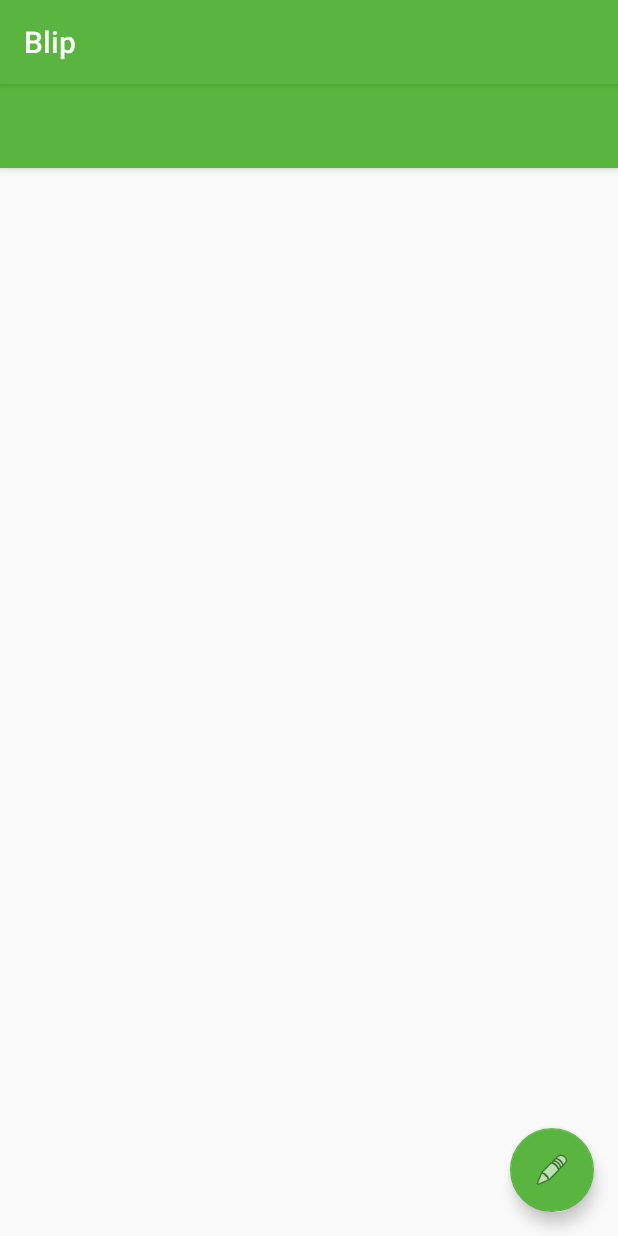
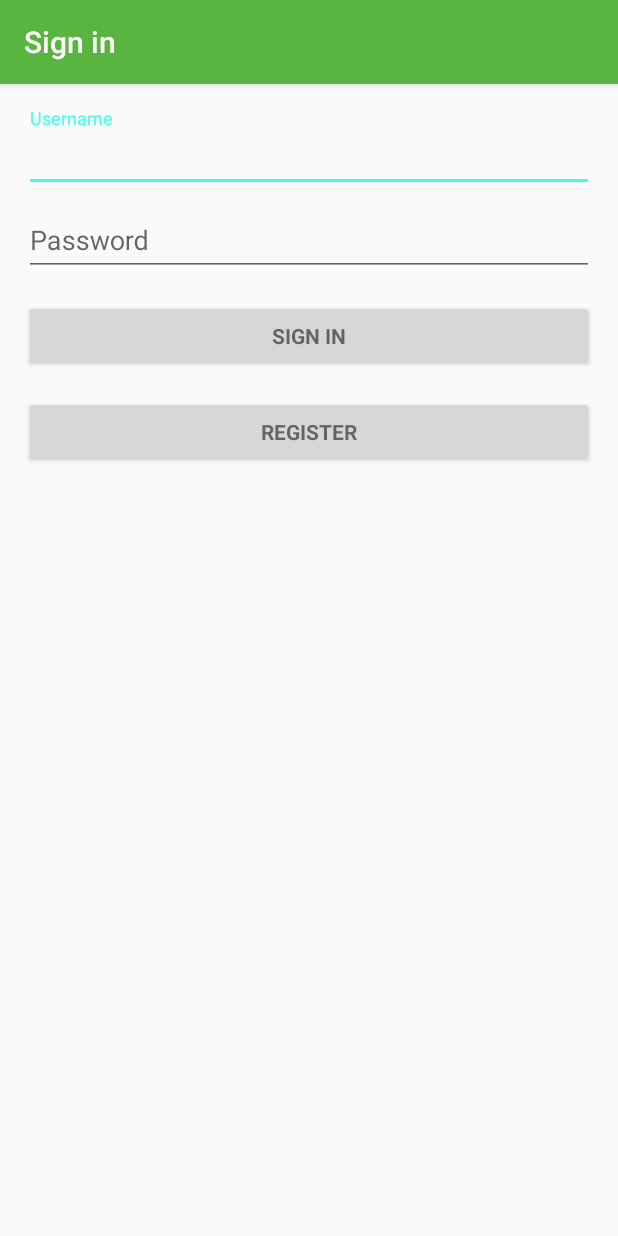
Before and after one commit to App-athy/Blip, an Android app: the screen it shows after launch (MainActivity before the commit, LoginActivity after it), on a phone screen of 412 x 824 dp. Run offline under Robolectric (Android 15) with nearby library versions, the phone set to English and light mode, and no system bars; our stand-ins replace Dagger/Hilt's generated code; libraries missing offline, so code that uses them is left out: com.google.maps.android, com.parse, com.parse.interceptors, rx.android.schedulers, rx.schedulers and 1 more; 5 statements that could not run were skipped.

Commit message:
Enable user registration and login

```diff
--- a/app/src/main/java/com/codepath/blip/AppComponent.java
+++ b/app/src/main/java/com/codepath/blip/AppComponent.java
@@ -15,4 +15,5 @@ import dagger.Component;
 @Component(modules = {BackendModule.class})
 public interface AppComponent {
     void inject(MainActivity activity);
+    void inject(LoginActivity activity);
 }
--- /dev/null
+++ b/app/src/main/java/com/codepath/blip/LoginActivity.java
@@ -0,0 +1,247 @@
+package com.codepath.blip;
+
+import android.animation.Animator;
+import android.animation.AnimatorListenerAdapter;
+import android.annotation.TargetApi;
+import android.os.Build;
+import android.os.Bundle;
+import android.support.v7.app.AppCompatActivity;
+import android.text.TextUtils;
+import android.view.KeyEvent;
+import android.view.View;
+import android.view.View.OnClickListener;
+import android.view.inputmethod.EditorInfo;
+import android.widget.AutoCompleteTextView;
+import android.widget.Button;
+import android.widget.EditText;
+import android.widget.TextView;
+import android.widget.Toast;
+
+import com.codepath.blip.clients.BackendClient;
+import com.parse.ParseUser;
+
+import javax.inject.Inject;
+
+import rx.Subscriber;
+import rx.Subscription;
+
+/**
+ * A login screen that offers login via email/password.
+ */
+public class LoginActivity extends AppCompatActivity {
+    @Inject BackendClient mBackendClient;
+
+    /**
+     * Keep track of the login task to ensure we can cancel it if requested.
+     */
+    private Subscription mSubscription = null;
+
+    // UI references.
+    private AutoCompleteTextView mUsernameView;
+    private EditText mPasswordView;
+    private View mProgressView;
+    private View mLoginFormView;
+
+    @Override
+    protected void onCreate(Bundle savedInstanceState) {
+        super.onCreate(savedInstanceState);
+        ((BlipApplication) getApplication()).getAppComponent().inject(this);
+        setContentView(R.layout.activity_login);
+        // Set up the login form.
+        mUsernameView = (AutoCompleteTextView) findViewById(R.id.username);
+
+        mPasswordView = (EditText) findViewById(R.id.password);
+        mPasswordView.setOnEditorActionListener(new TextView.OnEditorActionListener() {
+            @Override
+            public boolean onEditorAction(TextView textView, int id, KeyEvent keyEvent) {
+                if (id == R.id.login || id == EditorInfo.IME_NULL) {
+                    attemptLogin();
+                    return true;
+                }
+                return false;
+            }
+        });
+
+        Button mSignInButton = (Button) findViewById(R.id.sign_in_button);
+        mSignInButton.setOnClickListener(new OnClickListener() {
+            @Override
+            public void onClick(View view) {
+                attemptLogin();
+            }
+        });
+
+        Button mRegisterButton = (Button) findViewById(R.id.register_button);
+        mRegisterButton.setOnClickListener(new OnClickListener() {
+            @Override
+            public void onClick(View view) {
+                attemptRegister();
+            }
+        });
+
+        mLoginFormView = findViewById(R.id.login_form);
+        mProgressView = findViewById(R.id.login_progress);
+    }
+
+    /**
+     * Attempts to sign in the account specified by the login form.
+     * If there are form errors (invalid email, missing fields, etc.), the
+     * errors are presented and no actual login attempt is made.
+     */
+    private void attemptLogin() {
+        if (mSubscription != null && !mSubscription.isUnsubscribed()) {
+            return;
+        }
+
+        boolean hasError = validateFields();
+
+        if (!hasError) {
+            String username = mUsernameView.getText().toString();
+            String password = mPasswordView.getText().toString();
+            // Show a progress spinner, and kick off a background task to
+            // perform the user login attempt.
+            showProgress(true);
+            mBackendClient.logInUser(username, password).subscribe(new Subscriber<ParseUser>() {
+                @Override
+                public void onCompleted() {
+                    // Nothing
+                }
+
+                @Override
+                public void onError(Throwable e) {
+                    showProgress(false);
+                    Toast.makeText(LoginActivity.this, e.getMessage(), Toast.LENGTH_LONG).show();
+                }
+
+                @Override
+                public void onNext(ParseUser parseUser) {
+                    showProgress(false);
+                    setResult(RESULT_OK);
+                    finish();
+                }
+            });
+        }
+    }
+
+    /**
+     * Attempts to register the account specified by the login form.
+     * If there are form errors (invalid email, missing fields, etc.), the
+     * errors are presented and no actual login attempt is made.
+     */
+    private void attemptRegister() {
+        if (mSubscription != null && !mSubscription.isUnsubscribed()) {
+            return;
+        }
+
+        boolean hasError = validateFields();
+
+        if (!hasError) {
+            String username = mUsernameView.getText().toString();
+            String password = mPasswordView.getText().toString();
+            // Show a progress spinner, and kick off a background task to
+            // perform the user login attempt.
+            showProgress(true);
+            mBackendClient.registerNewUser(username, password).subscribe(new Subscriber<ParseUser>() {
+                @Override
+                public void onCompleted() {
+                    // Nothing
+                }
+
+                @Override
+                public void onError(Throwable e) {
+                    showProgress(false);
+                    Toast.makeText(LoginActivity.this, e.getMessage(), Toast.LENGTH_LONG).show();
+                }
+
+                @Override
+                public void onNext(ParseUser parseUser) {
+                    showProgress(false);
+                    setResult(RESULT_OK);
+                    finish();
+                }
+            });
+        }
+    }
+
+    private boolean validateFields() {
+        // Reset errors.
+        mUsernameView.setError(null);
+        mPasswordView.setError(null);
+
+        // Store values at the time of the login attempt.
+        String username = mUsernameView.getText().toString();
+        String password = mPasswordView.getText().toString();
+
+        boolean hasError = false;
+        View focusView = null;
+
+        // Check for a valid password, if the user entered one.
+        if (!TextUtils.isEmpty(password) && !isPasswordValid(password)) {
+            mPasswordView.setError(getString(R.string.error_invalid_password));
+            focusView = mPasswordView;
+            hasError = true;
+        }
+
+        // Check for a valid username.
+        if (TextUtils.isEmpty(username)) {
+            mUsernameView.setError(getString(R.string.error_field_required));
+            focusView = mUsernameView;
+            hasError = true;
+        } else if (!isUsernameValid(username)) {
+            mUsernameView.setError(getString(R.string.error_invalid_email));
+            focusView = mUsernameView;
+            hasError = true;
+        }
+
+        if (hasError) {
+            focusView.requestFocus();
+        }
+
+        return hasError;
+    }
+
+    private boolean isUsernameValid(String username) {
+        return username.length() > 4;
+    }
+
+    private boolean isPasswordValid(String password) {
+        //TODO: Replace this with your own logic
+        return password.length() > 4;
+    }
+
+    /**
+     * Shows the progress UI and hides the login form.
+     */
+    @TargetApi(Build.VERSION_CODES.HONEYCOMB_MR2)
+    private void showProgress(final boolean show) {
+        // On Honeycomb MR2 we have the ViewPropertyAnimator APIs, which allow
+        // for very easy animations. If available, use these APIs to fade-in
+        // the progress spinner.
+        if (Build.VERSION.SDK_INT >= Build.VERSION_CODES.HONEYCOMB_MR2) {
+            int shortAnimTime = getResources().getInteger(android.R.integer.config_shortAnimTime);
+
+            mLoginFormView.setVisibility(show ? View.GONE : View.VISIBLE);
+            mLoginFormView.animate().setDuration(shortAnimTime).alpha(
+                    show ? 0 : 1).setListener(new AnimatorListenerAdapter() {
+                @Override
+                public void onAnimationEnd(Animator animation) {
+                    mLoginFormView.setVisibility(show ? View.GONE : View.VISIBLE);
+                }
+            });
+
+            mProgressView.setVisibility(show ? View.VISIBLE : View.GONE);
+            mProgressView.animate().setDuration(shortAnimTime).alpha(
+                    show ? 1 : 0).setListener(new AnimatorListenerAdapter() {
+                @Override
+                public void onAnimationEnd(Animator animation) {
+                    mProgressView.setVisibility(show ? View.VISIBLE : View.GONE);
+                }
+            });
+        } else {
+            // The ViewPropertyAnimator APIs are not available, so simply show
+            // and hide the relevant UI components.
+            mProgressView.setVisibility(show ? View.VISIBLE : View.GONE);
+            mLoginFormView.setVisibility(show ? View.GONE : View.VISIBLE);
+        }
+    }
+
+}
--- a/app/src/main/java/com/codepath/blip/MainActivity.java
+++ b/app/src/main/java/com/codepath/blip/MainActivity.java
@@ -51,6 +51,7 @@ public class MainActivity extends AppCompatActivity implements
     @Inject BackendClient mBackendClient;
 
     private static final int MY_LOCATION_REQUEST_CODE = 101;
+    private static final int LOGIN_REQUEST_CODE = 102;
     private static final double BOUNDS_EPSILON = 0.0025;
 
     private ClusterManager<Blip> mClusterManager;
@@ -73,10 +74,31 @@ public class MainActivity extends AppCompatActivity implements
         ((BlipApplication) getApplication()).getAppComponent().inject(this);
         setContentView(R.layout.activity_main);
 
+        if (!mBackendClient.isUserLoggedIn()) {
+            launchLoginActivity();
+        } else {
+            initializeApplication();
+        }
+    }
+
+    /**
+     * Calls methods required to start the Blips application. Designed to be called from onCreate if user is already
+     * logged in, or onActivityResult after the user logs in or registers through the log-in activity.
+     */
+    private void initializeApplication() {
         configureMap();
         subscribeToBlips();
         updateBlips();
         createFloatingActionButton();
+    }
+
+    /**
+     * Launches activity to request user login or registration. Will not allow user to see the rest of the app unless
+     * logged in. onActivityResult will loop repeatedly into this activity if login is not successful.
+     */
+    private void launchLoginActivity() {
+        Intent i = new Intent(MainActivity.this, LoginActivity.class);
+        startActivityForResult(i, LOGIN_REQUEST_CODE);
     }
 
     /**
@@ -310,6 +332,21 @@ public class MainActivity extends AppCompatActivity implements
     }
 
     @Override
+    protected void onActivityResult(int requestCode, int resultCode, Intent data) {
+        super.onActivityResult(requestCode, resultCode, data);
+        if (requestCode == LOGIN_REQUEST_CODE) {
+            if (resultCode == RESULT_OK) {
+                initializeApplication();
+            } else {
+                // Force user to login by repeatedly launching the activity until it returns successfully.
+                // Ideally, we'd have some sort of home page or other intermediate screen to send them to rather than
+                // just popping the same activity up again and again.
+                launchLoginActivity();
+            }
+        }
+    }
+
+    @Override
     protected void onStop() {
         super.onStop();
         if (mNearbyBlips != null) {
--- a/app/src/main/java/com/codepath/blip/clients/BackendClient.java
+++ b/app/src/main/java/com/codepath/blip/clients/BackendClient.java
@@ -60,20 +60,18 @@ public class BackendClient {
     }
 
     /**
-     * Sign up a new user. Requires a UNIQUE email and username. Caches sign-in to disk.
+     * Sign up a new user. Requires a UNIQUE username. Caches sign-in to disk.
      * Will throw a ParseException if either username or email is already taken.
      * Be prepared to catch this in your subscriber and respond accordingly.
      * Note that this a cold observable and won't execute unless you subscribe to it.
      * @param username A unique string for a publicly visibly username.
      * @param password A password - the Parse SDK will hash this before sending it off.
-     * @param email A unique email.
      * @return An observable that will either return the newly registered user, or throw a ParseException if unable to register the user.
      */
-    public rx.Observable<ParseUser> registerNewUser(String username, String password, String email) {
+    public rx.Observable<ParseUser> registerNewUser(String username, String password) {
         final ParseUser user = new ParseUser();
         user.setUsername(username);
         user.setPassword(password);
-        user.setEmail(email);
         return rx.Observable.create(new Observable.OnSubscribe<ParseUser>() {
             @Override
             public void call(Subscriber<? super ParseUser> subscriber) {
--- /dev/null
+++ b/app/src/main/res/layout/activity_login.xml
@@ -0,0 +1,86 @@
+<LinearLayout xmlns:android="http://schemas.android.com/apk/res/android"
+              xmlns:tools="http://schemas.android.com/tools"
+              android:layout_width="match_parent"
+              android:layout_height="match_parent"
+              android:gravity="center_horizontal"
+              android:orientation="vertical"
+              android:paddingBottom="@dimen/activity_vertical_margin"
+              android:paddingLeft="@dimen/activity_horizontal_margin"
+              android:paddingRight="@dimen/activity_horizontal_margin"
+              android:paddingTop="@dimen/activity_vertical_margin"
+              tools:context="com.codepath.blip.LoginActivity">
+
+    <!-- Login progress -->
+    <ProgressBar
+        android:id="@+id/login_progress"
+        style="?android:attr/progressBarStyleLarge"
+        android:layout_width="wrap_content"
+        android:layout_height="wrap_content"
+        android:layout_marginBottom="8dp"
+        android:visibility="gone"/>
+
+    <ScrollView
+        android:id="@+id/login_form"
+        android:layout_width="match_parent"
+        android:layout_height="match_parent">
+
+        <LinearLayout
+            android:id="@+id/user_login_form"
+            android:layout_width="match_parent"
+            android:layout_height="wrap_content"
+            android:orientation="vertical">
+
+            <android.support.design.widget.TextInputLayout
+                android:layout_width="match_parent"
+                android:layout_height="wrap_content">
+
+                <AutoCompleteTextView
+                    android:id="@+id/username"
+                    android:layout_width="match_parent"
+                    android:layout_height="wrap_content"
+                    android:hint="@string/prompt_usenrame"
+                    android:inputType="textEmailAddress"
+                    android:maxLines="1"
+                    android:singleLine="true"/>
+
+            </android.support.design.widget.TextInputLayout>
+
+            <android.support.design.widget.TextInputLayout
+                android:layout_width="match_parent"
+                android:layout_height="wrap_content">
+
+                <EditText
+                    android:id="@+id/password"
+                    android:layout_width="match_parent"
+                    android:layout_height="wrap_content"
+                    android:hint="@string/prompt_password"
+                    android:imeActionId="@+id/login"
+                    android:imeActionLabel="@string/action_sign_in_short"
+                    android:imeOptions="actionUnspecified"
+                    android:inputType="textPassword"
+                    android:maxLines="1"
+                    android:singleLine="true"/>
+
+            </android.support.design.widget.TextInputLayout>
+
+            <Button
+                android:id="@+id/sign_in_button"
+                style="?android:textAppearanceSmall"
+                android:layout_width="match_parent"
+                android:layout_height="wrap_content"
+                android:layout_marginTop="16dp"
+                android:text="@string/action_sign_in"
+                android:textStyle="bold"/>
+
+            <Button
+                android:id="@+id/register_button"
+                style="?android:textAppearanceSmall"
+                android:layout_width="match_parent"
+                android:layout_height="wrap_content"
+                android:layout_marginTop="16dp"
+                android:text="@string/action_register"
+                android:textStyle="bold"/>
+
+        </LinearLayout>
+    </ScrollView>
+</LinearLayout>
--- a/app/src/main/res/values/strings.xml
+++ b/app/src/main/res/values/strings.xml
@@ -1,3 +1,16 @@
 <resources>
     <string name="app_name">Blip</string>
+    <string name="title_activity_login">Sign in</string>
+
+    <!-- Strings related to login -->
+    <string name="prompt_usenrame">Username</string>
+    <string name="prompt_password">Password</string>
+    <string name="action_sign_in">Sign in</string>
+    <string name="action_register">Register</string>
+    <string name="action_sign_in_short">Sign in</string>
+    <string name="error_invalid_email">This email address is invalid</string>
+    <string name="error_invalid_password">This password is too short</string>
+    <string name="error_incorrect_password">This password is incorrect</string>
+    <string name="error_field_required">This field is required</string>
+    <string name="permission_rationale">"Contacts permissions are needed for providing email completions."</string>
 </resources>
```
Also changed, not shown: app/src/main/AndroidManifest.xml (+9 -0 lines).
